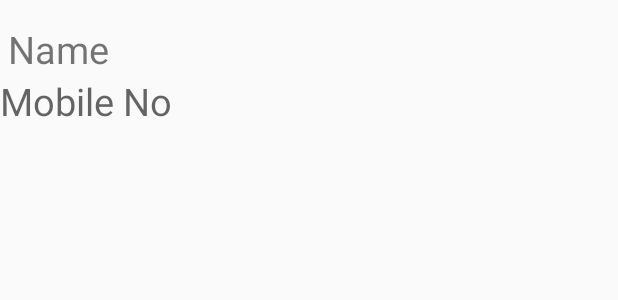
After one commit to rahulamlekar/Synq, an Android app: the layout activity_profile.xml on its own in the app's theme, with its tools: preview values and no code run, on a phone screen of 412 x 824 dp. The commit adds this screen. Shown: the top 300 px of the screen. Run offline under Robolectric (Android 15) with nearby library versions, the phone set to English and light mode, and no system bars.

Commit message:
And again

```diff
--- /dev/null
+++ b/app/src/main/res/anim/blank.xml
@@ -0,0 +1,4 @@
+<?xml version="1.0" encoding="utf-8"?>
+<set xmlns:android="http://schemas.android.com/apk/res/android">
+    <translate android:fromYDelta="0" android:toYDelta="0" android:duration="550"/>
+</set>
--- /dev/null
+++ b/app/src/main/res/anim/push_down.xml
@@ -0,0 +1,4 @@
+<?xml version="1.0" encoding="utf-8"?>
+<set xmlns:android="http://schemas.android.com/apk/res/android">
+    <translate android:fromYDelta="0" android:toYDelta="100%p" android:duration="350"/>
+</set>
--- /dev/null
+++ b/app/src/main/res/anim/push_up.xml
@@ -0,0 +1,4 @@
+<?xml version="1.0" encoding="utf-8"?>
+<set xmlns:android="http://schemas.android.com/apk/res/android">
+    <translate android:fromYDelta="100%p" android:toYDelta="0" android:duration="350"/>
+</set>
--- a/app/src/main/res/layout/activity_login.xml
+++ b/app/src/main/res/layout/activity_login.xml
@@ -50,7 +50,8 @@
         android:id="@+id/login_with_password"
         android:text="@string/login_with_password"
         android:layout_width="match_parent"
-        android:layout_height="wrap_content"/>
+        android:layout_height="wrap_content"
+        android:onClick="gotoProfile"/>
 
     <TextView
         android:id="@+id/textView1"
--- /dev/null
+++ b/app/src/main/res/layout/activity_profile.xml
@@ -0,0 +1,51 @@
+<?xml version="1.0" encoding="utf-8"?>
+<RelativeLayout xmlns:android="http://schemas.android.com/apk/res/android"
+    xmlns:tools="http://schemas.android.com/tools"
+    android:layout_width="fill_parent"
+    android:layout_height="fill_parent"
+    >
+
+    <TextView
+        android:id="@+id/name"
+        android:textSize="25sp"
+        android:layout_width="wrap_content"
+        android:layout_height="wrap_content"
+        android:layout_alignBaseline="@+id/phoneno"
+        android:layout_alignBottom="@+id/phoneno"
+        android:layout_alignParentLeft="true"
+        android:phoneNumber="true"
+        android:paddingLeft="5dp"
+        android:text="@string/name"
+
+        />
+
+    <TextView
+        android:id="@+id/mobile_no"
+        android:textSize="25sp"
+        android:layout_width="wrap_content"
+        android:layout_height="wrap_content"
+        android:layout_above="@+id/scheduleBtn"
+        android:layout_alignParentLeft="true"
+        android:layout_alignParentRight="true"
+        android:layout_below="@+id/phoneno"
+        android:ems="10"
+        android:gravity="top"
+        android:hint="@string/mobile"
+        android:inputType="textMultiLine" />
+
+    <TextView
+        android:id="@+id/phoneno"
+        android:textSize="25sp"
+        android:layout_width="wrap_content"
+        android:layout_height="wrap_content"
+        android:layout_alignParentTop="true"
+        android:layout_toRightOf="@+id/to"
+        android:layout_toLeftOf="@+id/contactsImg"
+        android:ems="10"
+        android:height="50dp"
+        android:inputType="phone"
+        android:paddingTop="15dp"
+        android:width="240dp" />
+
+
+</RelativeLayout>
--- /dev/null
+++ b/app/src/main/res/menu/menu_profile.xml
@@ -0,0 +1,6 @@
+<menu xmlns:android="http://schemas.android.com/apk/res/android"
+    xmlns:app="http://schemas.android.com/apk/res-auto"
+    xmlns:tools="http://schemas.android.com/tools" tools:context="com.srijan.dbtest.Profile">
+    <item android:id="@+id/action_settings" android:title="@string/action_settings"
+        android:orderInCategory="100" app:showAsAction="never" />
+</menu>
--- /dev/null
+++ b/app/src/main/res/menu/menu_sign_up.xml
@@ -0,0 +1,6 @@
+<menu xmlns:android="http://schemas.android.com/apk/res/android"
+    xmlns:app="http://schemas.android.com/apk/res-auto"
+    xmlns:tools="http://schemas.android.com/tools" tools:context="com.srijan.dbtest.signUp">
+    <item android:id="@+id/action_settings" android:title="@string/action_settings"
+        android:orderInCategory="100" app:showAsAction="never" />
+</menu>
--- a/app/src/main/res/values/strings.xml
+++ b/app/src/main/res/values/strings.xml
@@ -10,6 +10,8 @@
     <string name="username">Email ID</string>
     <string name="newacc">Register</string>
     <string name="forgotpass">Forgot Password?</string>
-
+    <string name="title_activity_profile">Profile</string>
+    <string name="name">Name</string>
+    <string name="mobile">Mobile No</string>
 
 </resources>
```
Also changed, not shown: app/src/main/AndroidManifest.xml (+7 -3 lines), app/src/main/res/layout/activity_sign_up.xml (added, +12 -0 lines), 2 other files.
